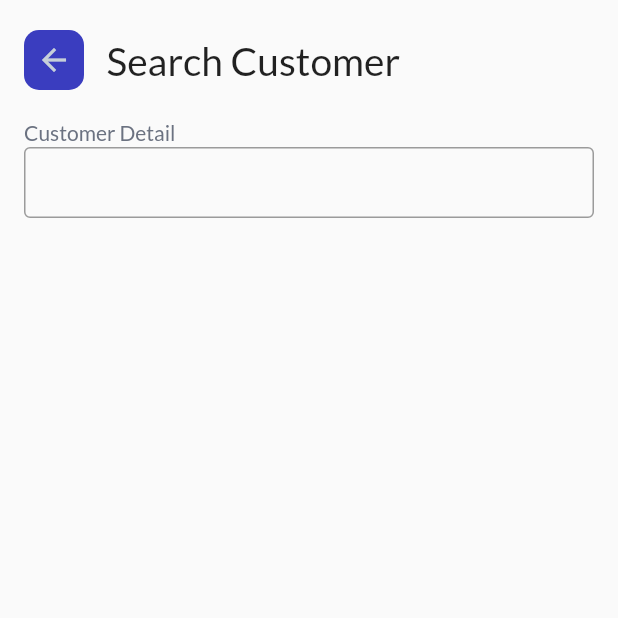
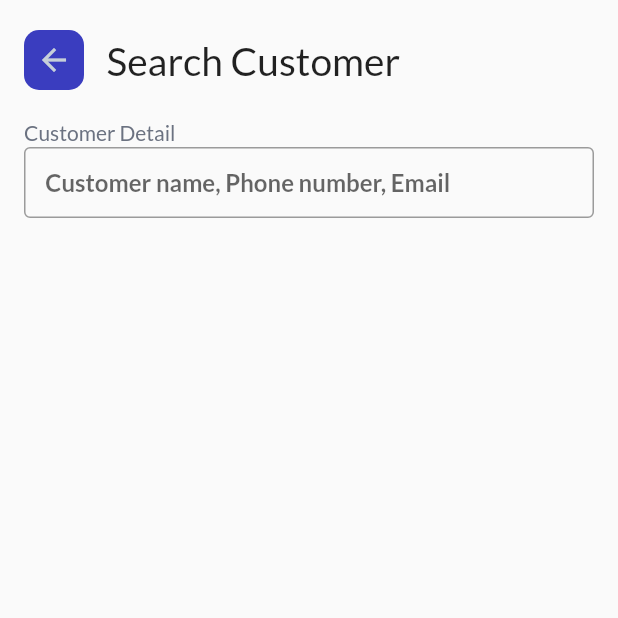
Before and after one commit to pratyushharsh/parchi, a Flutter app: the CustomerSearchMobile screen opened directly, on a phone screen of 412 x 824 dp, the top half of it. Run offline on Flutter 3.47's test engine with Material 2 defaults, Android fonts, the phone set to English and light mode, and no system bars; our stand-ins replace awesome_snackbar_content, barcode_widget, bloc, blurrycontainer, cached_network_image, csv and 23 more; missing offline and left inert: amazon_cognito_identity_dart_2, bluetooth_print, dart:ffi, number_to_words; accounts and stored records are empty; generated files the repository leaves out were written again; network calls fail; project files that could hold a hidden picture were left out.

Commit message:
Minor CHanges

```diff
--- a/assets/translations/en-US.json
+++ b/assets/translations/en-US.json
@@ -81,6 +81,7 @@
     "_searchReceiptHint": "Search by Receipt Id, Customer Name, Phone",
     "_unitCost": "Unit Cost",
     "_qty": "Qty",
+    "_item": "Item",
 
     "_taxGroupLabel": "Tax Group: {groupId}",
     "_receiptNoLabel": "Txn # {receiptNo}",
--- a/lib/src/module/create_new_receipt/new_receipt_mobile_view.dart
+++ b/lib/src/module/create_new_receipt/new_receipt_mobile_view.dart
@@ -269,8 +269,9 @@ class AcceptTenderDisplayMobile extends StatelessWidget {
   @override
   Widget build(BuildContext context) {
     return Container(
-      color: Colors.white,
+      color: AppColor.primary,
       child: SafeArea(
+        bottom: false,
         child: Scaffold(
             body: TenderDisplayDesktop(
           onTender: onTender,
--- a/lib/src/module/create_new_receipt/new_recipt_desktop_view.dart
+++ b/lib/src/module/create_new_receipt/new_recipt_desktop_view.dart
@@ -15,6 +15,7 @@ import '../../widgets/custom_text_field.dart';
 import '../../widgets/desktop_pop_up.dart';
 import '../../widgets/extension/retail_extension.dart';
 import '../../widgets/keypad_overlay/keypad_overlay.dart';
+import '../../widgets/store_user_widget.dart';
 import '../../widgets/timer.dart';
 import '../authentication/bloc/authentication_bloc.dart';
 import '../calculator/calculator.dart';
@@ -421,7 +422,7 @@ class _TenderDisplayDesktopState extends State<TenderDisplayDesktop> {
                 ),
               ],
             ),
-          )
+          ),
         ],
       ),
     );
--- a/lib/src/module/create_new_receipt/sale_complete_dialog.dart
+++ b/lib/src/module/create_new_receipt/sale_complete_dialog.dart
@@ -4,13 +4,15 @@ import 'dart:io';
 import 'package:flutter/material.dart';
 
 import '../../config/theme_settings.dart';
+import '../../entity/pos/contact_entity.dart';
 import '../../widgets/custom_button.dart';
 import '../../widgets/extension/retail_extension.dart';
 
 typedef OnButtonCallback = void Function();
 
 class SaleCompleteDialog extends StatelessWidget {
-  const SaleCompleteDialog({Key? key}) : super(key: key);
+  final ContactEntity? customer;
+  const SaleCompleteDialog({Key? key, this.customer}) : super(key: key);
 
   @override
   Widget build(BuildContext context) {
@@ -38,6 +40,7 @@ class SaleCompleteDialog extends StatelessWidget {
           Padding(
             padding: const EdgeInsets.symmetric(horizontal: 12.0, vertical: 8),
             child: TextFormField(
+              initialValue: customer?.email,
               decoration: InputDecoration(
                 labelStyle: const TextStyle(fontWeight: FontWeight.w100, color: AppColor.formInputText),
                 hintText: "Email Invoice",
--- a/lib/src/module/customer_search/bloc/customer_search_bloc.dart
+++ b/lib/src/module/customer_search/bloc/customer_search_bloc.dart
@@ -12,8 +12,8 @@ import '../../../repositories/contact_repository.dart';
 part 'customer_search_event.dart';
 part 'customer_search_state.dart';
 
-class CustomerSearchBloc
-    extends Bloc<CustomerSearchEvent, CustomerSearchState> with DatabaseProvider{
+class CustomerSearchBloc extends Bloc<CustomerSearchEvent, CustomerSearchState>
+    with DatabaseProvider {
   final log = Logger('CustomerSearchBloc');
   final ContactRepository contactDb;
 
@@ -44,8 +44,14 @@ class CustomerSearchBloc
             .where((con) {
               if (event.name != null) {
                 if (con.firstName
-                    .toLowerCase()
-                    .contains(event.name!.toLowerCase())) {
+                        .toLowerCase()
+                        .contains(event.name!.toLowerCase()) ||
+                    con.lastName
+                        .toLowerCase()
+                        .contains(event.name!.toLowerCase()) ||
+                    (con.phoneNumber ?? '').contains(event.name!) ||
+                    (con.email ?? '').contains(event.name!) ||
+                    con.contactId.contains(event.name!)) {
                   return true;
                 }
                 return false;
--- a/lib/src/module/customer_search/customer_search_mobile.dart
+++ b/lib/src/module/customer_search/customer_search_mobile.dart
@@ -37,6 +37,7 @@ class CustomerSearchMobile extends StatelessWidget {
               child: Column(children: [
                 CustomTextField(
                   label: "Customer Detail",
+                  hint: "Customer name, Phone number, Email",
                   onValueChange: (value) {
                     BlocProvider.of<CustomerSearchBloc>(context)
                         .add(OnCustomerNameChange(name: value));
--- a/lib/src/repositories/contact_repository.dart
+++ b/lib/src/repositories/contact_repository.dart
@@ -16,9 +16,9 @@ class ContactRepository {
         _contacts = data
             .map((e) {
 
-              Phone? ph;
+              String? ph;
               try {
-                ph = e.phones.first;
+                ph = e.phones.first.number.replaceAll(" ", '').replaceAll("-", "");
               } catch (e) {
                 // No Phone Found
               }
@@ -34,7 +34,7 @@ class ContactRepository {
                 contactId: 'P${e.id}',
                 firstName: e.name.first,
                 lastName: e.name.last,
-                phoneNumber: ph?.number,
+                phoneNumber: ph,
                 email: em?.address, storeId: '', createTime: DateTime.now()
               );
         },)
--- a/lib/src/widgets/custom_text_field.dart
+++ b/lib/src/widgets/custom_text_field.dart
@@ -11,6 +11,7 @@ class CustomTextField extends StatelessWidget {
   final Widget? icon;
   final Widget? suffixIcon;
   final String? initialValue;
+  final String? hint;
   final ValueChanged<String>? onValueChange;
   final String? errorText;
   final TextInputType? textInputType;
@@ -38,6 +39,7 @@ class CustomTextField extends StatelessWidget {
       this.maxLines = 1,
       this.minLines = 1,
       this.initialValue,
+      this.hint,
       this.onValueChange,
       this.textInputType,
       this.errorText,
@@ -123,6 +125,7 @@ class CustomTextField extends StatelessWidget {
               border: const OutlineInputBorder(),
               isDense: true,
               errorText: errorText,
+              hintText: hint,
             ),
           ),
         ),
```
Also changed, not shown: lib/src/config/sequence_config.dart (+53 -4 lines), lib/src/module/create_new_receipt/new_receipt_view.dart (+15 -3 lines), lib/src/module/item_search/item_search_view.dart (+12 -8 lines).
